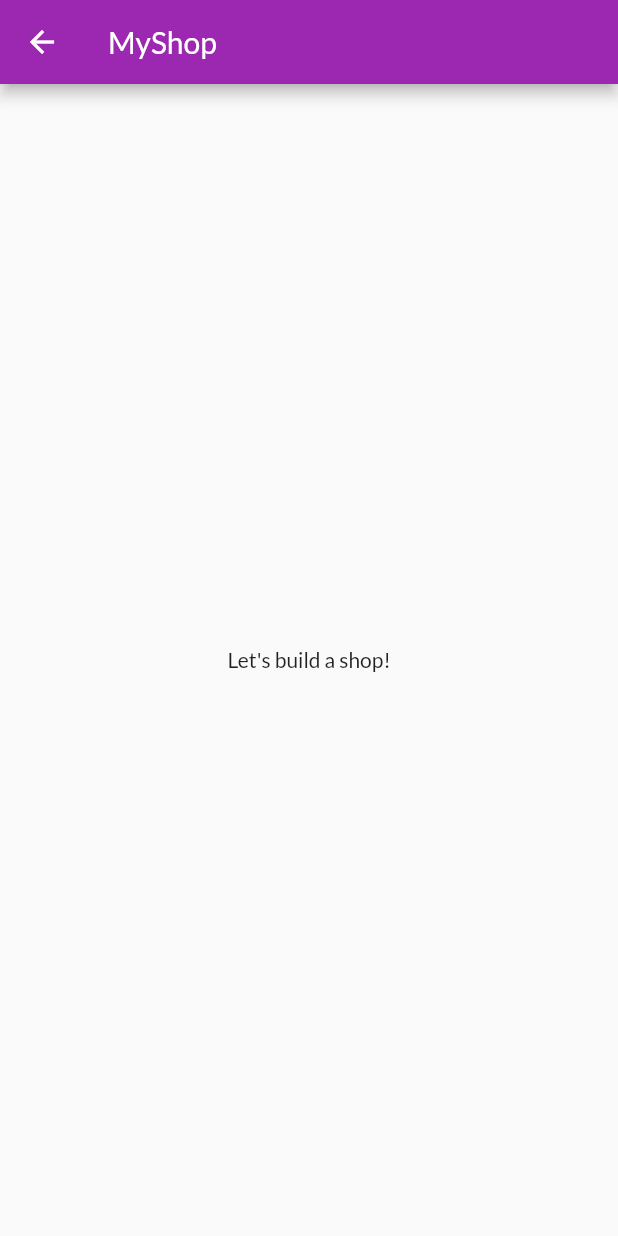
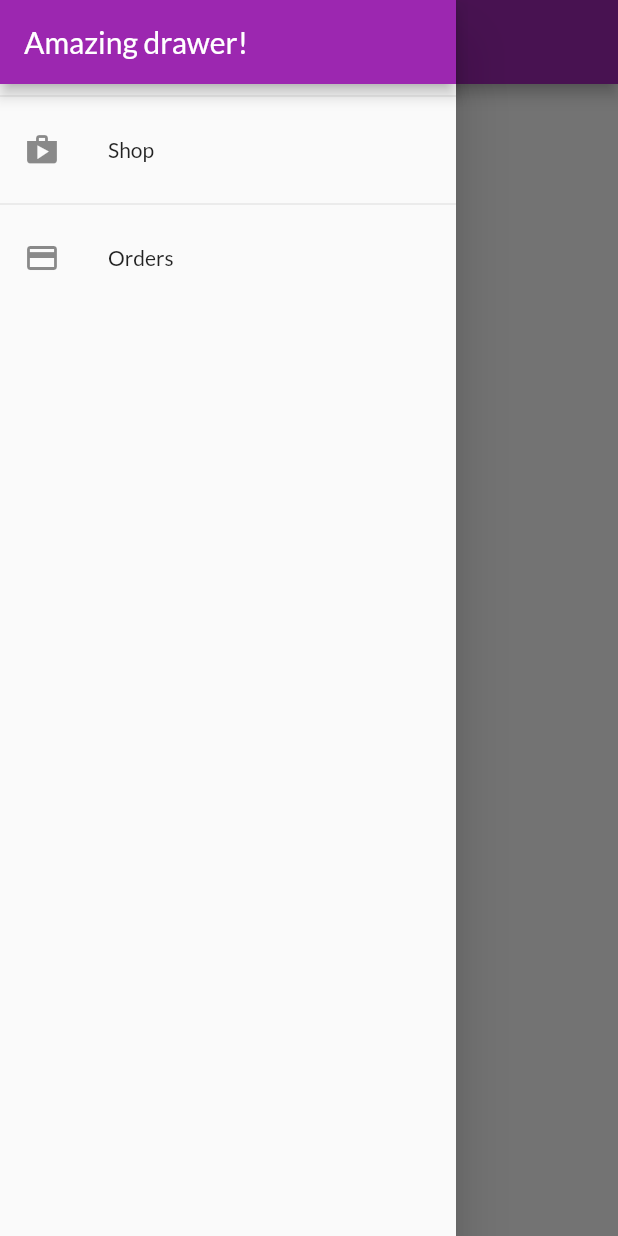
Before and after one commit to antarid/course_work, a Flutter app: the MyHomePage screen opened directly, with the side drawer open (before the commit the screen has no drawer), on a phone screen of 412 x 824 dp. Run offline on Flutter 3.47's test engine with Material 2 defaults, Android fonts, the phone set to English and light mode, and no system bars; network calls fail.

Commit message:
added OrdersScreen

```diff
--- a/lib/main.dart
+++ b/lib/main.dart
@@ -4,8 +4,11 @@ import 'package:provider/provider.dart';
 import './screens/product_detail_screen.dart';
 import './screens/products_overview_screen.dart';
 import './screens/cart_screen.dart';
+import './screens/orders_screen.dart';
+import './widgets/app_drawer.dart';
 import './providers/products.dart';
 import './providers/cart.dart';
+import './providers/orders.dart';
 
 void main() => runApp(MyApp());
 
@@ -19,7 +22,10 @@ class MyApp extends StatelessWidget {
         ),
         ChangeNotifierProvider(
           create: (ctx) => Cart(),
-        )
+        ),
+        ChangeNotifierProvider(
+          create: (ctx) => Orders(),
+        ),
       ],
       child: MaterialApp(
         title: 'MyShop',
@@ -32,6 +38,7 @@ class MyApp extends StatelessWidget {
         routes: {
           ProductDetailScreen.routeName: (ctx) => ProductDetailScreen(),
           CartScreen.routeName: (ctx) => CartScreen(),
+          OrdersScreen.routeName: (ctx) => OrdersScreen(),
         },
       ),
     );
@@ -48,6 +55,7 @@ class MyHomePage extends StatelessWidget {
       body: Center(
         child: Text('Let\'s build a shop!'),
       ),
+      drawer: AppDrawer(),
     );
   }
 }
--- a/lib/providers/cart.dart
+++ b/lib/providers/cart.dart
@@ -62,4 +62,9 @@ class Cart with ChangeNotifier {
     _items.removeWhere((key, value) => key == id);
     notifyListeners();
   }
+
+  void clear() {
+    _items = {};
+    notifyListeners();
+  }
 }
--- /dev/null
+++ b/lib/screens/orders_screen.dart
@@ -0,0 +1,25 @@
+import 'package:flutter/material.dart';
+import 'package:provider/provider.dart';
+
+import '../providers/orders.dart' show Orders;
+import '../widgets/order_item.dart';
+import '../widgets/app_drawer.dart';
+
+class OrdersScreen extends StatelessWidget {
+  static const routeName = "/orders";
+
+  @override
+  Widget build(BuildContext context) {
+    final orderData = Provider.of<Orders>(context);
+    return Scaffold(
+      appBar: AppBar(
+        title: Text('Your orders'),
+      ),
+      body: ListView.builder(
+        itemBuilder: (ctx, index) => OrderItem(orderData.orders[index]),
+        itemCount: orderData.orders.length,
+      ),
+      drawer: AppDrawer(),
+    );
+  }
+}
--- a/lib/screens/products_overview_screen.dart
+++ b/lib/screens/products_overview_screen.dart
@@ -3,6 +3,7 @@ import 'package:provider/provider.dart';
 
 import '../screens/cart_screen.dart';
 import '../widgets/product_item.dart';
+import '../widgets/app_drawer.dart';
 import '../widgets/badge.dart';
 import '../providers/products.dart';
 import '../providers/cart.dart';
@@ -60,6 +61,7 @@ class _ProductsOverviewScreenState extends State<ProductsOverviewScreen> {
         ],
       ),
       body: ProductsGrid(_showOnlyFavourites),
+      drawer: AppDrawer(),
     );
   }
 }
--- /dev/null
+++ b/lib/widgets/app_drawer.dart
@@ -0,0 +1,35 @@
+import 'package:flutter/material.dart';
+
+import '../screens/orders_screen.dart';
+
+class AppDrawer extends StatelessWidget {
+  @override
+  Widget build(BuildContext context) {
+    return Drawer(
+      child: Column(
+        children: <Widget>[
+          AppBar(
+            title: Text('Amazing drawer!'),
+            automaticallyImplyLeading: false,
+          ),
+          Divider(),
+          ListTile(
+            leading: Icon(Icons.shop),
+            title: Text('Shop'),
+            onTap: () {
+              Navigator.of(context).pushNamed('/');
+            },
+          ),
+          Divider(),
+          ListTile(
+            leading: Icon(Icons.payment),
+            title: Text('Orders'),
+            onTap: () {
+              Navigator.of(context).pushNamed(OrdersScreen.routeName);
+            },
+          ),
+        ],
+      ),
+    );
+  }
+}
--- a/pubspec.yaml
+++ b/pubspec.yaml
@@ -22,6 +22,7 @@ environment:
 
 dependencies:
   provider: ^4.1.1
+  intl: ^0.16.1
   flutter:
     sdk: flutter
 
```
Also changed, not shown: lib/providers/orders.dart (added, +38 -0 lines), lib/screens/cart_screen.dart (+6 -1 lines), lib/widgets/order_item.dart (added, +69 -0 lines), pubspec.lock.
